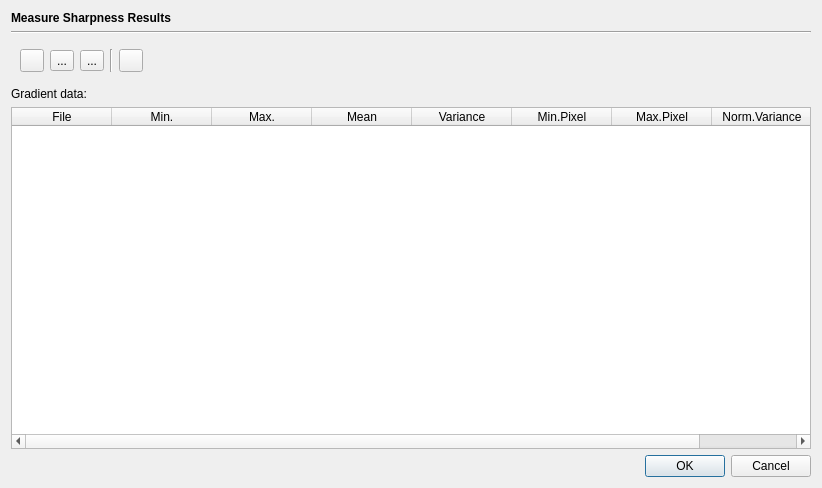
This is src/plugins/measuresharpnessresultdialog.ui in braeun/FitsIP as Qt 5 draws it before an edit. The edited form follows.
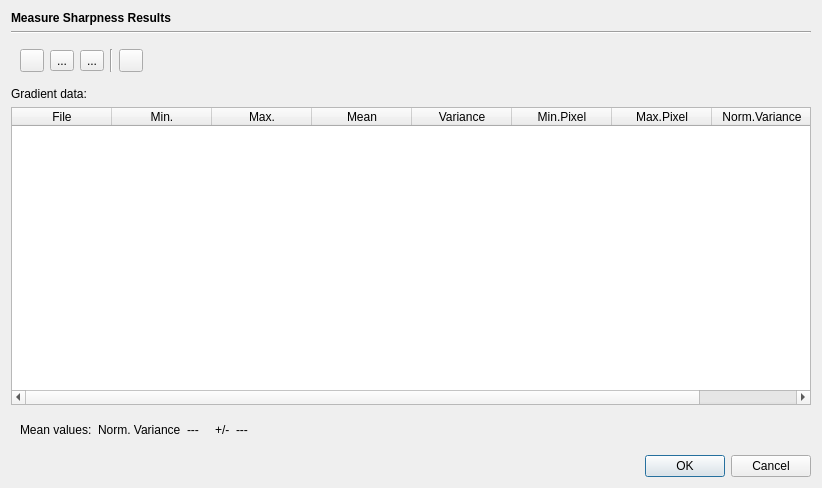
This is the edited form. Icons and pictures are not drawn.

```diff
--- a/src/plugins/measuresharpnessresultdialog.ui
+++ b/src/plugins/measuresharpnessresultdialog.ui
@@ -176,6 +176,84 @@
      </column>
     </widget>
    </item>
+   <item>
+    <widget class="QWidget" name="widget_2" native="true">
+     <layout class="QGridLayout" name="gridLayout">
+      <item row="0" column="0">
+       <widget class="QLabel" name="label_3">
+        <property name="sizePolicy">
+         <sizepolicy hsizetype="Fixed" vsizetype="Preferred">
+          <horstretch>0</horstretch>
+          <verstretch>0</verstretch>
+         </sizepolicy>
+        </property>
+        <property name="text">
+         <string>Mean values:</string>
+        </property>
+       </widget>
+      </item>
+      <item row="0" column="4">
+       <widget class="QLabel" name="normVarianceStddevLabel">
+        <property name="text">
+         <string>---   </string>
+        </property>
+       </widget>
+      </item>
+      <item row="0" column="1">
+       <widget class="QLabel" name="label_4">
+        <property name="sizePolicy">
+         <sizepolicy hsizetype="Fixed" vsizetype="Preferred">
+          <horstretch>0</horstretch>
+          <verstretch>0</verstretch>
+         </sizepolicy>
+        </property>
+        <property name="text">
+         <string>Norm. Variance</string>
+        </property>
+       </widget>
+      </item>
+      <item row="0" column="3">
+       <widget class="QLabel" name="label_6">
+        <property name="sizePolicy">
+         <sizepolicy hsizetype="Fixed" vsizetype="Preferred">
+          <horstretch>0</horstretch>
+          <verstretch>0</verstretch>
+         </sizepolicy>
+        </property>
+        <property name="text">
+         <string>+/-</string>
+        </property>
+       </widget>
+      </item>
+      <item row="0" column="2">
+       <widget class="QLabel" name="normVarianceMeanLabel">
+        <property name="sizePolicy">
+         <sizepolicy hsizetype="Preferred" vsizetype="Preferred">
+          <horstretch>0</horstretch>
+          <verstretch>0</verstretch>
+         </sizepolicy>
+        </property>
+        <property name="text">
+         <string>---   </string>
+        </property>
+       </widget>
+      </item>
+      <item row="0" column="5">
+       <spacer name="horizontalSpacer_2">
+        <property name="orientation">
+         <enum>Qt::Horizontal</enum>
+        </property>
+        <property name="sizeHint" stdset="0">
+         <size>
+          <width>40</width>
+          <height>20</height>
+         </size>
+        </property>
+       </spacer>
+      </item>
+     </layout>
+    </widget>
+   </item>
    <item>
     <widget class="QDialogButtonBox" name="buttonBox">
      <property name="orientation">
```
